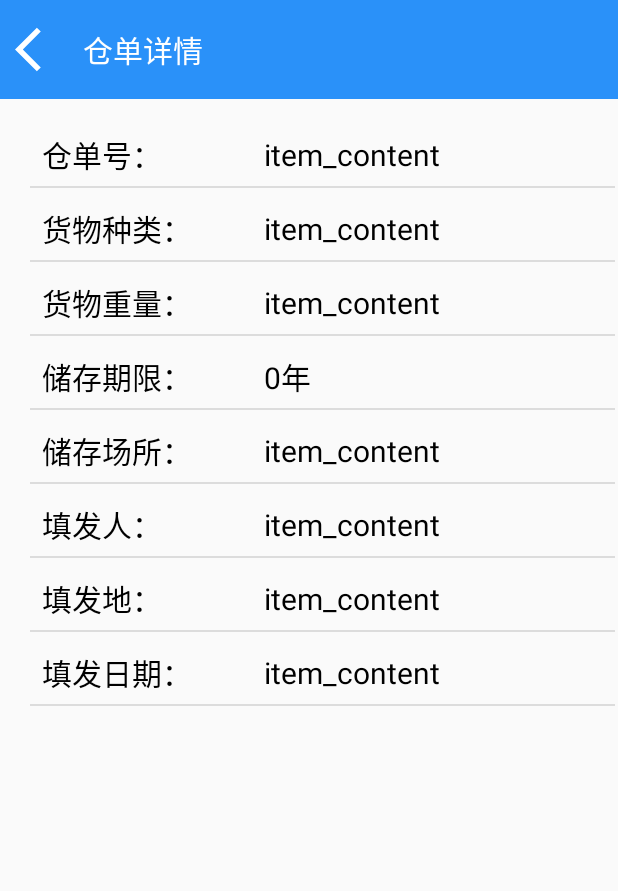
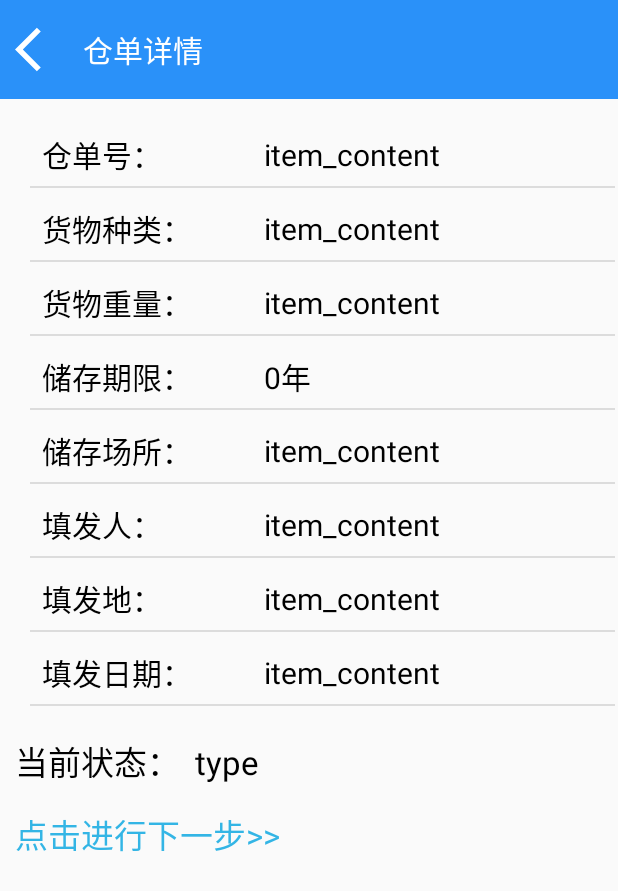
Before and after one commit to windindaybreak/CitiClubApp-1, an Android app: the WarrantDetailActivity screen opened directly, with no data from a screen before it, on a phone screen of 412 x 824 dp. Shown: the top 891 px of the screen. Run offline under Robolectric (Android 15) with nearby library versions, the phone set to English and light mode, and no system bars; 11 statements that could not run were skipped.

Commit message:
状态相关更新
在仓单详情中添加了进行下一步的跳转，上传合约文件可更改condition， 是否信用担保可更改condition

```diff
--- a/app/src/main/AndroidManifest.xml
+++ b/app/src/main/AndroidManifest.xml
@@ -12,7 +12,7 @@
         android:supportsRtl="true"
         android:theme="@style/AppTheme">
         <activity
-            android:name=".ui.UploadFile.UpdateFileActivity"
+            android:name=".ui.UploadFile.UploadHeyueActivity"
             android:theme="@style/Theme.AppCompat.Light.NoActionBar" />
         <activity
             android:name=".ui.SubmitActivity.ChooseCreditActivity"
--- a/app/src/main/java/com/example/citiclubapp/Entity/Condition.java
+++ b/app/src/main/java/com/example/citiclubapp/Entity/Condition.java
@@ -1,4 +1,6 @@
 package com.example.citiclubapp.Entity;
+
+import android.view.View;
 
 import java.util.HashMap;
 import java.util.Iterator;
--- a/app/src/main/res/layout/activity_warrant_detail.xml
+++ b/app/src/main/res/layout/activity_warrant_detail.xml
@@ -59,5 +59,39 @@
             android:layout_height="wrap_content" />
     </LinearLayout>
 
+    <LinearLayout
+        android:layout_width="match_parent"
+        android:layout_height="wrap_content"
+        android:layout_marginTop="20dp"
+        android:orientation="horizontal">
+
+        <TextView
+            android:layout_width="wrap_content"
+            android:layout_height="wrap_content"
+            android:paddingLeft="10dp"
+            android:text="当前状态："
+            android:textColor="@android:color/black"
+            android:textSize="22dp" />
+
+        <TextView
+            android:id="@+id/status"
+            android:layout_width="wrap_content"
+            android:layout_height="wrap_content"
+            android:paddingLeft="10dp"
+            android:text="type"
+            android:textColor="@android:color/black"
+            android:textSize="22dp" />
+
+    </LinearLayout>
+
+    <TextView
+        android:id="@+id/next"
+        android:layout_width="wrap_content"
+        android:layout_height="wrap_content"
+        android:layout_marginTop="15dp"
+        android:paddingLeft="10dp"
+        android:text="点击进行下一步>>"
+        android:textColor="@android:color/holo_blue_light"
+        android:textSize="22dp" />
 
 </LinearLayout>
```
Also changed, not shown: app/src/main/java/com/example/citiclubapp/Adapter/SellingAdapter.java (+23 -1 lines), app/src/main/java/com/example/citiclubapp/ui/BusinessHallPage/MyWarrant/WarrantDetailActivity.java (+39 -0 lines), app/src/main/java/com/example/citiclubapp/ui/SubmitActivity/ChooseCreditActivity.java (+24 -16 lines), app/src/main/java/com/example/citiclubapp/ui/UploadFile/UploadHeyueActivity.java (renamed from app/src/main/java/com/example/citiclubapp/ui/UploadFile/UpdateFileActivity.java, +23 -9 lines).
